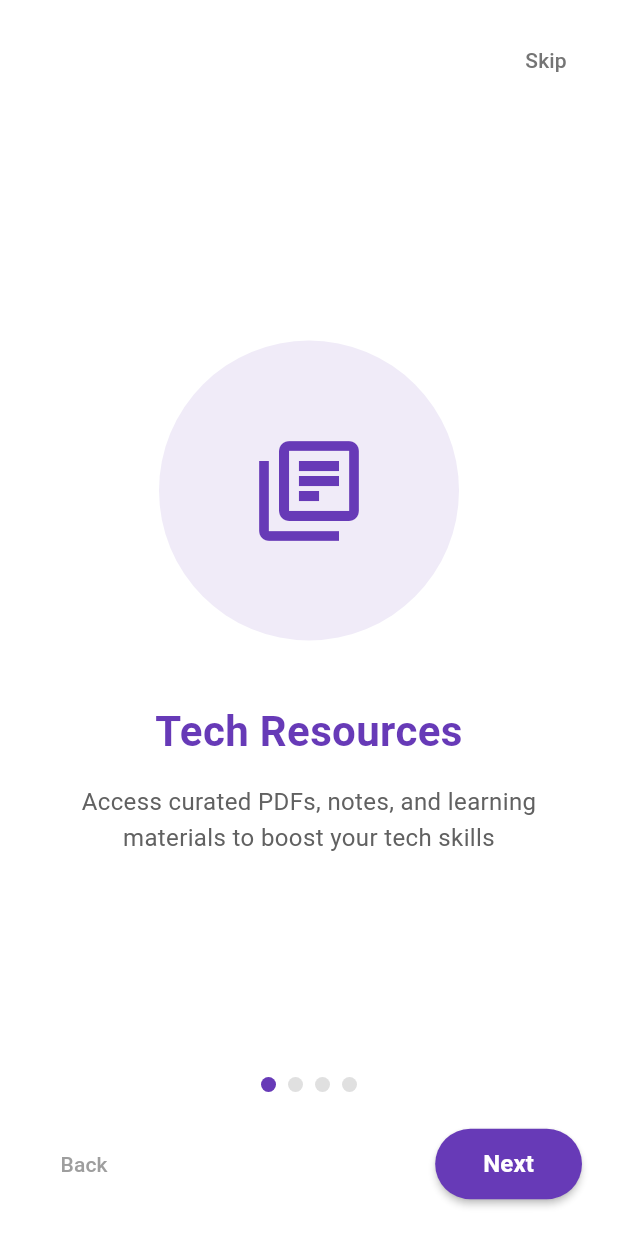
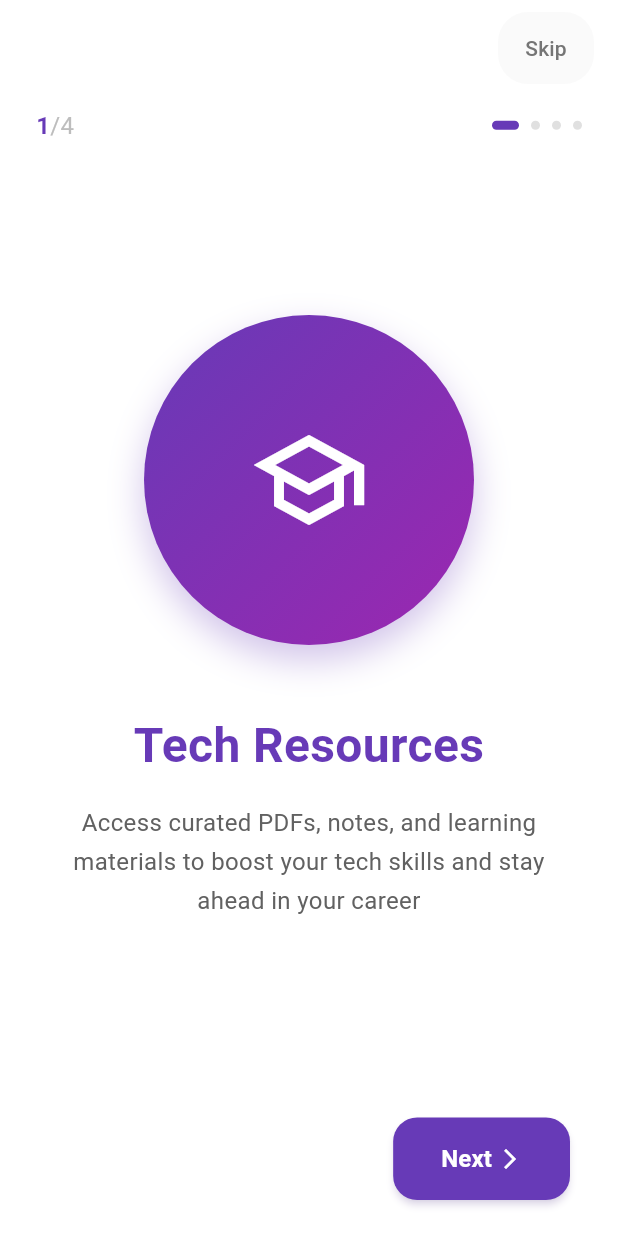
Before and after one commit to EU-Mobile-Developers/EUCOSSA-flutter, a Flutter app: the OnboardingScreen screen opened directly, on a phone screen of 412 x 824 dp. Run offline on Flutter 3.47's test engine with Material 3 defaults, Android fonts, the phone set to English and light mode, and no system bars; drawn by our look-alikes of smooth_page_indicator; our stand-ins replace shared_preferences; accounts and stored records are empty.

```diff
--- a/lib/scrrens/get-started/get_started.dart
+++ b/lib/scrrens/get-started/get_started.dart
@@ -1,3 +1,4 @@
+import 'package:eucossa/scrrens/auth/login.dart';
 import 'package:flutter/material.dart';
 import 'package:smooth_page_indicator/smooth_page_indicator.dart';
 
@@ -15,6 +16,7 @@ class EucossaApp extends StatelessWidget {
       theme: ThemeData(
         primarySwatch: Colors.deepPurple,
         useMaterial3: true,
+        fontFamily: 'Inter',
       ),
       home: const OnboardingScreen(),
       debugShowCheckedModeBanner: false,
@@ -36,29 +38,56 @@ class _OnboardingScreenState extends State<OnboardingScreen> {
   final List<OnboardingItem> _onboardingItems = [
     OnboardingItem(
       title: "Tech Resources",
-      description: "Access curated PDFs, notes, and learning materials to boost your tech skills",
-      image: Icons.library_books_outlined,
+      description: "Access curated PDFs, notes, and learning materials to boost your tech skills and stay ahead in your career",
+      image: Icons.school_outlined,
       color: Colors.deepPurple,
+      gradient: LinearGradient(
+        begin: Alignment.topLeft,
+        end: Alignment.bottomRight,
+        colors: [Colors.deepPurple, Colors.purple],
+      ),
     ),
     OnboardingItem(
       title: "Join Communities",
-      description: "Connect with like-minded developers in organized tech communities",
-      image: Icons.people_alt_outlined,
+      description: "Connect with like-minded developers, share knowledge, and grow together in organized tech communities",
+      image: Icons.groups_outlined,
       color: Colors.blue,
+      gradient: LinearGradient(
+        begin: Alignment.topLeft,
+        end: Alignment.bottomRight,
+        colors: [Colors.blue, Colors.lightBlue],
+      ),
     ),
     OnboardingItem(
       title: "Hackathons & Events",
-      description: "Participate in exciting hackathons and tech events",
-      image: Icons.event_outlined,
+      description: "Participate in exciting hackathons, workshops, and tech events to showcase your skills and learn new ones",
+      image: Icons.emoji_events_outlined,
       color: Colors.green,
+      gradient: LinearGradient(
+        begin: Alignment.topLeft,
+        end: Alignment.bottomRight,
+        colors: [Colors.green, Colors.lightGreen],
+      ),
     ),
     OnboardingItem(
       title: "Your Tech Profile",
-      description: "Manage your account, preferences, and privacy settings",
-      image: Icons.person_outline,
+      description: "Manage your account, track your progress, and customize your preferences for the best experience",
+      image: Icons.person_4_outlined,
       color: Colors.orange,
+      gradient: LinearGradient(
+        begin: Alignment.topLeft,
+        end: Alignment.bottomRight,
+        colors: [Colors.orange, Colors.deepOrange],
+      ),
     ),
   ];
+
+  void _navigateToLogin() {
+    Navigator.pushReplacement(
+      context,
+      MaterialPageRoute(builder: (context) => const LoginScreen()),
+    );
+  }
 
   @override
   Widget build(BuildContext context) {
@@ -67,32 +96,73 @@ class _OnboardingScreenState extends State<OnboardingScreen> {
       body: SafeArea(
         child: Column(
           children: [
-            // Skip button
-            Align(
-              alignment: Alignment.topRight,
-              child: Padding(
-                padding: const EdgeInsets.all(16.0),
+            // Skip button with better positioning
+            Padding(
+              padding: const EdgeInsets.symmetric(horizontal: 16.0, vertical: 8.0),
+              child: Row(
+                mainAxisAlignment: MainAxisAlignment.end,
+                children: [
+                  Container(
+                    decoration: BoxDecoration(
+                      color: Colors.grey[50],
+                      borderRadius: BorderRadius.circular(20),
+                    ),
                     child: TextButton(
-                  onPressed: () {
-                    Navigator.pushReplacement(
-                      context,
-                      MaterialPageRoute(builder: (context) => const GetStartedScreen()),
-                    );
-                  },
+                      onPressed: _navigateToLogin,
                       child: Text(
                         "Skip",
                         style: TextStyle(
                           color: Colors.grey[600],
                           fontWeight: FontWeight.w500,
+                          fontSize: 14,
                         ),
                       ),
                     ),
+                  ),
+                ],
+              ),
+            ),
+
+            // Progress indicator
+            Padding(
+              padding: const EdgeInsets.symmetric(horizontal: 24.0, vertical: 8.0),
+              child: Row(
+                children: [
+                  Text(
+                    "${_currentPage + 1}",
+                    style: TextStyle(
+                      fontSize: 16,
+                      fontWeight: FontWeight.bold,
+                      color: _onboardingItems[_currentPage].color,
+                    ),
+                  ),
+                  Text(
+                    "/${_onboardingItems.length}",
+                    style: TextStyle(
+                      fontSize: 16,
+                      color: Colors.grey[400],
+                    ),
+                  ),
+                  const Spacer(),
+                  SmoothPageIndicator(
+                    controller: _pageController,
+                    count: _onboardingItems.length,
+                    effect: ExpandingDotsEffect(
+                      activeDotColor: _onboardingItems[_currentPage].color,
+                      dotColor: Colors.grey[300]!,
+                      dotHeight: 6,
+                      dotWidth: 6,
+                      spacing: 8,
+                      expansionFactor: 3,
+                    ),
+                  ),
+                ],
               ),
             ),
 
             // PageView for onboarding items
             Expanded(
-              flex: 3,
+              flex: 4,
               child: PageView.builder(
                 controller: _pageController,
                 itemCount: _onboardingItems.length,
@@ -107,42 +177,41 @@ class _OnboardingScreenState extends State<OnboardingScreen> {
               ),
             ),
 
-            // Page indicator
-            SmoothPageIndicator(
-              controller: _pageController,
-              count: _onboardingItems.length,
-              effect: WormEffect(
-                activeDotColor: _onboardingItems[_currentPage].color,
-                dotColor: Colors.grey[300]!,
-                dotHeight: 10,
-                dotWidth: 10,
-                spacing: 8,
-              ),
-            ),
-
-            // Navigation buttons
-            Padding(
-              padding: const EdgeInsets.all(24.0),
+            // Navigation buttons with improved design
+            Container(
+              margin: const EdgeInsets.all(24.0),
+              padding: const EdgeInsets.symmetric(horizontal: 8.0),
               child: Row(
                 mainAxisAlignment: MainAxisAlignment.spaceBetween,
                 children: [
                   // Back button
-                  TextButton(
+                  AnimatedOpacity(
+                    opacity: _currentPage > 0 ? 1.0 : 0.0,
+                    duration: const Duration(milliseconds: 300),
+                    child: TextButton(
                       onPressed: _currentPage > 0
                           ? () {
                               _pageController.previousPage(
-                              duration: const Duration(milliseconds: 300),
+                                duration: const Duration(milliseconds: 500),
                                 curve: Curves.easeInOut,
                               );
                             }
                           : null,
-                    child: Text(
+                      style: TextButton.styleFrom(
+                        foregroundColor: _onboardingItems[_currentPage].color,
+                        padding: const EdgeInsets.symmetric(horizontal: 20, vertical: 12),
+                      ),
+                      child: const Row(
+                        children: [
+                          Icon(Icons.arrow_back_ios, size: 16),
+                          SizedBox(width: 4),
+                          Text(
                             "Back",
                             style: TextStyle(
-                        color: _currentPage > 0
-                            ? _onboardingItems[_currentPage].color
-                            : Colors.grey,
                               fontWeight: FontWeight.w500,
+                            ),
+                          ),
+                        ],
                       ),
                     ),
                   ),
@@ -152,31 +221,38 @@ class _OnboardingScreenState extends State<OnboardingScreen> {
                     onPressed: () {
                       if (_currentPage < _onboardingItems.length - 1) {
                         _pageController.nextPage(
-                          duration: const Duration(milliseconds: 300),
+                          duration: const Duration(milliseconds: 500),
                           curve: Curves.easeInOut,
                         );
                       } else {
-                        Navigator.pushReplacement(
-                          context,
-                          MaterialPageRoute(builder: (context) => const GetStartedScreen()),
-                        );
+                        _navigateToLogin();
                       }
                     },
                     style: ElevatedButton.styleFrom(
                       backgroundColor: _onboardingItems[_currentPage].color,
                       foregroundColor: Colors.white,
-                      padding: const EdgeInsets.symmetric(horizontal: 32, vertical: 12),
+                      padding: const EdgeInsets.symmetric(horizontal: 32, vertical: 16),
                       shape: RoundedRectangleBorder(
-                        borderRadius: BorderRadius.circular(24),
+                        borderRadius: BorderRadius.circular(16),
                       ),
                       elevation: 2,
+                      shadowColor: _onboardingItems[_currentPage].color.withOpacity(0.3),
                     ),
-                    child: Text(
+                    child: Row(
+                      mainAxisSize: MainAxisSize.min,
+                      children: [
+                        Text(
                           _currentPage < _onboardingItems.length - 1 ? "Next" : "Get Started",
                           style: const TextStyle(
                             fontWeight: FontWeight.w600,
                             fontSize: 16,
                           ),
+                        ),
+                        if (_currentPage < _onboardingItems.length - 1)
+                          const SizedBox(width: 4),
+                        if (_currentPage < _onboardingItems.length - 1)
+                          const Icon(Icons.arrow_forward_ios, size: 16),
+                      ],
                     ),
                   ),
                 ],
@@ -194,12 +270,14 @@ class OnboardingItem {
   final String description;
   final IconData image;
   final Color color;
+  final Gradient gradient;
 
   OnboardingItem({
     required this.title,
     required this.description,
     required this.image,
     required this.color,
+    required this.gradient,
   });
 }
 
@@ -210,48 +288,57 @@ class OnboardingPage extends StatelessWidget {
 
   @override
   Widget build(BuildContext context) {
-    return Padding(
+    return Container(
       padding: const EdgeInsets.symmetric(horizontal: 32.0),
       child: Column(
         mainAxisAlignment: MainAxisAlignment.center,
         children: [
-          // Animated icon container
+          // Animated icon container with gradient
           Container(
-            width: 200,
-            height: 200,
+            width: 220,
+            height: 220,
             decoration: BoxDecoration(
-              color: item.color.withOpacity(0.1),
+              gradient: item.gradient,
               shape: BoxShape.circle,
+              boxShadow: [
+                BoxShadow(
+                  color: item.color.withOpacity(0.3),
+                  blurRadius: 20,
+                  offset: const Offset(0, 10),
+                ),
+              ],
             ),
             child: Icon(
               item.image,
               size: 80,
-              color: item.color,
+              color: Colors.white,
             ),
           ),
 
-          const SizedBox(height: 40),
+          const SizedBox(height: 48),
 
-          // Title
+          // Title with better typography
           Text(
             item.title,
             style: TextStyle(
-              fontSize: 28,
-              fontWeight: FontWeight.bold,
+              fontSize: 32,
+              fontWeight: FontWeight.w700,
               color: item.color,
+              height: 1.2,
             ),
             textAlign: TextAlign.center,
           ),
 
-          const SizedBox(height: 16),
+          const SizedBox(height: 20),
 
-          // Description
+          // Description with improved readability
           Text(
             item.description,
             style: TextStyle(
               fontSize: 16,
               color: Colors.grey[700],
-              height: 1.5,
+              height: 1.6,
+              fontWeight: FontWeight.w400,
             ),
             textAlign: TextAlign.center,
           ),
@@ -260,116 +347,3 @@ class OnboardingPage extends StatelessWidget {
     );
   }
 }
-
-class GetStartedScreen extends StatelessWidget {
-  const GetStartedScreen({super.key});
-
-  @override
-  Widget build(BuildContext context) {
-    return Scaffold(
-      body: Container(
-        width: double.infinity,
-        decoration: BoxDecoration(
-          gradient: LinearGradient(
-            begin: Alignment.topCenter,
-            end: Alignment.bottomCenter,
-            colors: [
-              Colors.deepPurple.shade50,
-              Colors.white,
-            ],
-          ),
-        ),
-        child: Column(
-          mainAxisAlignment: MainAxisAlignment.center,
-          children: [
-            // App logo/icon
-            Container(
-              width: 120,
-              height: 120,
-              decoration: BoxDecoration(
-                color: Colors.deepPurple,
-                borderRadius: BorderRadius.circular(24),
-              ),
-              child: const Icon(
-                Icons.rocket_launch_outlined,
-                color: Colors.white,
-                size: 60,
-              ),
-            ),
-
-            const SizedBox(height: 40),
-
-            // Welcome text
-            const Text(
-              "Welcome to Eucossa",
-              style: TextStyle(
-                fontSize: 32,
-                fontWeight: FontWeight.bold,
-                color: Colors.deepPurple,
-              ),
-            ),
-
-            const SizedBox(height: 16),
-
-            // Subtitle
-            Padding(
-              padding: const EdgeInsets.symmetric(horizontal: 40.0),
-              child: Text(
-                "Your tech community companion for resources, hackathons, and connections",
-                style: TextStyle(
-                  fontSize: 16,
-                  color: Colors.grey[700],
-                  height: 1.5,
-                ),
-                textAlign: TextAlign.center,
-              ),
-            ),
-
-            const SizedBox(height: 40),
-
-            // Get Started button
-            ElevatedButton(
-              onPressed: () {
-                // Navigate to main app
-                print("Get Started pressed!");
-              },
-              style: ElevatedButton.styleFrom(
-                backgroundColor: Colors.deepPurple,
-                foregroundColor: Colors.white,
-                padding: const EdgeInsets.symmetric(horizontal: 48, vertical: 16),
-                shape: RoundedRectangleBorder(
-                  borderRadius: BorderRadius.circular(24),
-                ),
-                elevation: 2,
-              ),
-              child: const Text(
-                "Get Started",
-                style: TextStyle(
-                  fontWeight: FontWeight.w600,
-                  fontSize: 18,
-                ),
-              ),
-            ),
-
-            const SizedBox(height: 16),
-
-            // Sign in option
-            TextButton(
-              onPressed: () {
-                // Navigate to login screen
-                print("Sign In pressed!");
-              },
-              child: const Text(
-                "Already have an account? Sign In",
-                style: TextStyle(
-                  color: Colors.deepPurple,
-                  fontWeight: FontWeight.w500,
-                ),
-              ),
-            ),
-          ],
-        ),
-      ),
-    );
-  }
-}
```
Also changed, not shown: lib/main.dart (+76 -83 lines), lib/scrrens/auth/login.dart (added, +73 -0 lines), lib/scrrens/home/home.dart (added, +69 -0 lines), lib/scrrens/auth/forgot-_assword.dart (added), lib/scrrens/auth/register.dart (added). Lines whose indentation alone changed are shown as unchanged.
